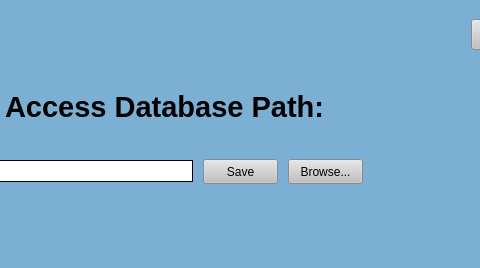
Kasmanian/COMBDb-oldgen, file UI Screens/COMBdb_Set_File_Path_Form.ui: the form before one commit; both pictures show x 257 to 737 and y 0 to 268 of the 826 by 268 pixel window.
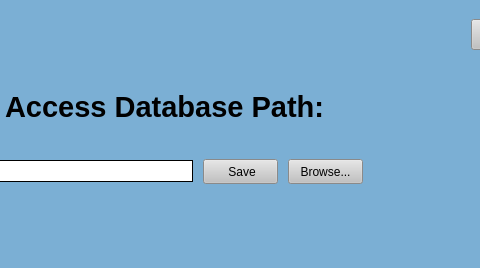
The form after the commit.

Patch:
```diff
--- a/UI Screens/COMBdb_Set_File_Path_Form.ui
+++ b/UI Screens/COMBdb_Set_File_Path_Form.ui
@@ -252,7 +252,7 @@
 }</string>
           </property>
           <property name="text">
-           <string>Save</string>
+           <string> Save</string>
           </property>
          </widget>
         </item>
```
Left out of the diff: 2 changed lines with no effect on the pictures.
